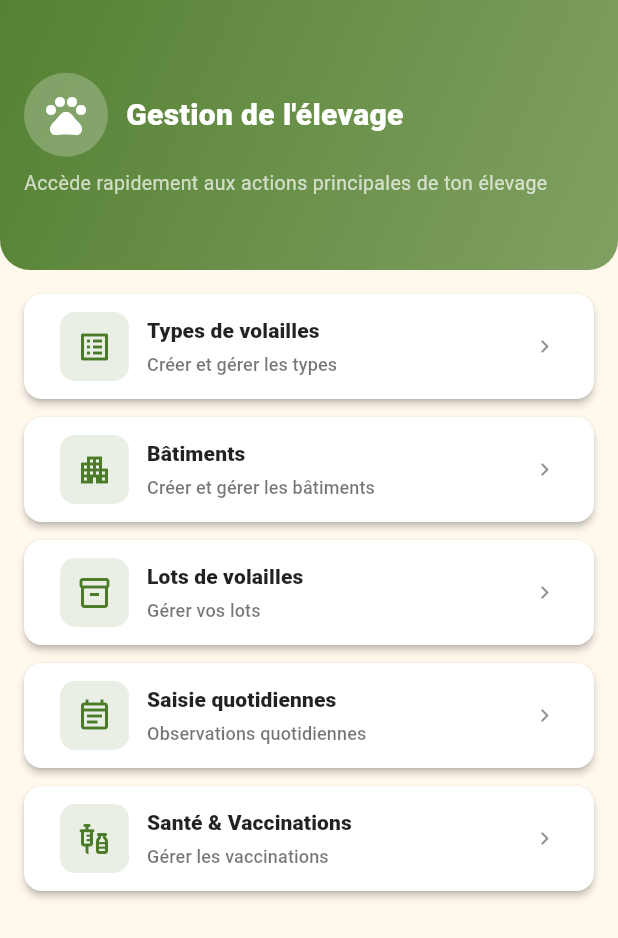
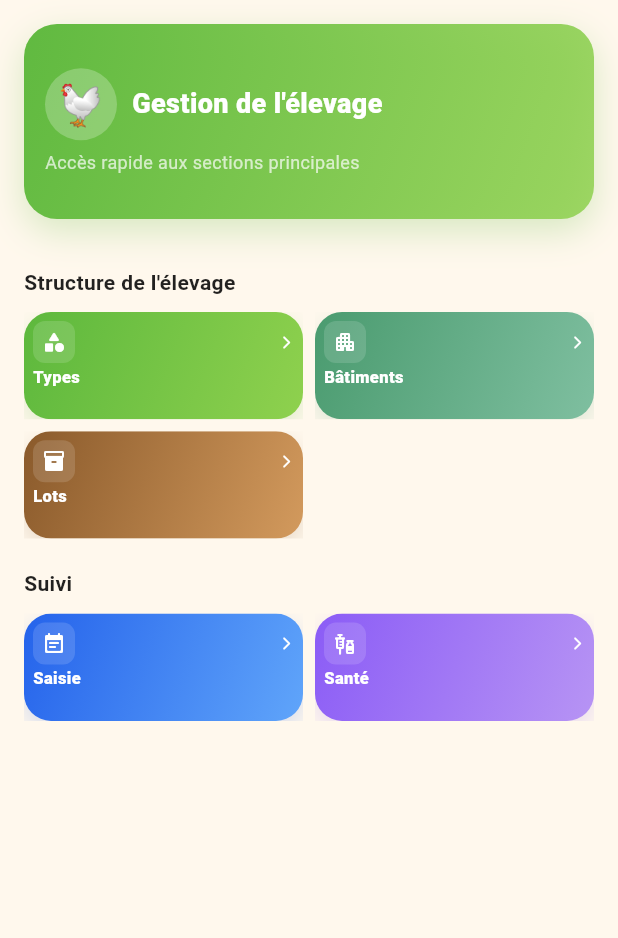
Before and after one commit to Ben-Arfa/PFE, a Flutter app: the ElevageScreen screen opened directly, on a phone screen of 412 x 824 dp. Shown: the top 938 px of the screen. Run offline on Flutter 3.47's test engine with Material 3 defaults, Android fonts, the phone set to English and light mode, and no system bars; our stand-ins replace cloud_firestore, firebase_auth, firebase_core, go_router, shared_preferences; accounts and stored records are empty.

Commit message:
fix(elevage): réduire hauteur des cartes et supprimer sous-titres

```diff
--- a/lib/features/home/presentation/screens/elevage_screen.dart
+++ b/lib/features/home/presentation/screens/elevage_screen.dart
@@ -4,7 +4,6 @@ import 'package:kiwo/features/gestions_des_batiments/presentation/screens/buildi
 import 'package:kiwo/features/gestions_des_lots_des_volailles/presentation/screens/lots_screen.dart';
 import 'package:kiwo/features/saisie_quotidienne/presentation/screens/saisie_home_screen.dart';
 import 'package:kiwo/features/suivi_des_vaccinations/presentation/screens/vaccinations_screen.dart';
-import 'package:kiwo/shared/presentation/theme/app_colors.dart';
 
 class ElevageScreen extends StatefulWidget {
   const ElevageScreen({super.key});
@@ -56,23 +55,29 @@ class _ElevageScreenState extends State<ElevageScreen> {
       child: Column(
         crossAxisAlignment: CrossAxisAlignment.stretch,
         children: [
-          Container(
-            height: 180,
+          Padding(
+            padding: const EdgeInsets.all(16),
+            child: Container(
+              height: 130,
               decoration: BoxDecoration(
                 gradient: LinearGradient(
                   colors: [
-                  AppColors.green.withValues(alpha: 0.95),
-                  AppColors.green.withValues(alpha: 0.7),
+                    const Color(0xFF5DB83D).withValues(alpha: 0.98),
+                    const Color(0xFF8FD14E).withValues(alpha: 0.85),
                   ],
                   begin: Alignment.topLeft,
                   end: Alignment.bottomRight,
                 ),
-              borderRadius: const BorderRadius.only(
-                bottomLeft: Radius.circular(20),
-                bottomRight: Radius.circular(20),
+                borderRadius: BorderRadius.circular(22),
+                boxShadow: [
+                  BoxShadow(
+                    color: const Color(0xFF5DB83D).withValues(alpha: 0.25),
+                    blurRadius: 20,
+                    offset: const Offset(0, 8),
                   ),
+                ],
               ),
-            padding: const EdgeInsets.all(16),
+              padding: const EdgeInsets.all(14),
               child: Column(
                 crossAxisAlignment: CrossAxisAlignment.start,
                 mainAxisAlignment: MainAxisAlignment.center,
@@ -80,74 +85,119 @@ class _ElevageScreenState extends State<ElevageScreen> {
                   Row(
                     children: const [
                       CircleAvatar(
-                      radius: 28,
+                        radius: 24,
                         backgroundColor: Colors.white24,
-                      child: Icon(Icons.pets, size: 32, color: Colors.white),
+                        child: Text('🐔', style: TextStyle(fontSize: 28)),
                       ),
-                    SizedBox(width: 12),
+                      SizedBox(width: 10),
                       Expanded(
                         child: Text(
                           'Gestion de l\'élevage',
                           style: TextStyle(
                             color: Colors.white,
-                          fontSize: 20,
+                            fontSize: 18,
                             fontWeight: FontWeight.w900,
                           ),
                         ),
                       ),
                     ],
                   ),
-                const SizedBox(height: 8),
+                  const SizedBox(height: 6),
                   const Text(
-                  'Accède rapidement aux actions principales de ton élevage',
-                  style: TextStyle(color: Colors.white70, fontSize: 13),
+                    'Accès rapide aux sections principales',
+                    style: TextStyle(color: Colors.white70, fontSize: 12),
                   ),
                 ],
+              ),
             ),
           ),
           const SizedBox(height: 16),
           Padding(
             padding: const EdgeInsets.symmetric(horizontal: 16),
             child: Column(
+              crossAxisAlignment: CrossAxisAlignment.start,
               children: [
-                _ActionButton(
-                  icon: Icons.list_alt_outlined,
-                  title: 'Types de volailles',
-                  subtitle: 'Créer et gérer les types',
-                  onTap: () => setState(() => _section = _ElevageSection.types),
+                const Text(
+                  'Structure de l\'élevage',
+                  style: TextStyle(
+                    fontSize: 14,
+                    fontWeight: FontWeight.w700,
+                    color: Colors.black87,
                   ),
-                const SizedBox(height: 12),
-                _ActionButton(
-                  icon: Icons.apartment_outlined,
+                ),
+                const SizedBox(height: 10),
+                GridView.count(
+                  crossAxisCount: 2,
+                  mainAxisSpacing: 8,
+                  crossAxisSpacing: 8,
+                  childAspectRatio: 2.6,
+                  shrinkWrap: true,
+                  physics: const NeverScrollableScrollPhysics(),
+                  children: [
+                    _ActionCard(
+                      icon: Icons.category_rounded,
+                      title: 'Types',
+                      subtitle: 'Créer & structurer',
+                      gradient: const [Color(0xFF5DB83D), Color(0xFF8FD14E)],
+                      onTap: () =>
+                          setState(() => _section = _ElevageSection.types),
+                    ),
+                    _ActionCard(
+                      icon: Icons.apartment_rounded,
                       title: 'Bâtiments',
-                  subtitle: 'Créer et gérer les bâtiments',
+                      subtitle: 'Organiser',
+                      gradient: const [Color(0xFF4A9B6F), Color(0xFF7FBFA0)],
                       onTap: () =>
                           setState(() => _section = _ElevageSection.buildings),
                     ),
-                const SizedBox(height: 12),
-                _ActionButton(
-                  icon: Icons.inventory_2_outlined,
-                  title: 'Lots de volailles',
-                  subtitle: 'Gérer vos lots',
-                  onTap: () => setState(() => _section = _ElevageSection.lots),
+                    _ActionCard(
+                      icon: Icons.inventory_2_rounded,
+                      title: 'Lots',
+                      subtitle: 'Gérer',
+                      gradient: const [Color(0xFF8A5A2B), Color(0xFFD39A5D)],
+                      onTap: () =>
+                          setState(() => _section = _ElevageSection.lots),
                     ),
-                const SizedBox(height: 12),
-                _ActionButton(
-                  icon: Icons.event_note_outlined,
-                  title: 'Saisie quotidiennes',
-                  subtitle: 'Observations quotidiennes',
+                  ],
+                ),
+                const SizedBox(height: 20),
+                const Text(
+                  'Suivi',
+                  style: TextStyle(
+                    fontSize: 14,
+                    fontWeight: FontWeight.w700,
+                    color: Colors.black87,
+                  ),
+                ),
+                const SizedBox(height: 10),
+                GridView.count(
+                  crossAxisCount: 2,
+                  mainAxisSpacing: 8,
+                  crossAxisSpacing: 8,
+                  childAspectRatio: 2.6,
+                  shrinkWrap: true,
+                  physics: const NeverScrollableScrollPhysics(),
+                  children: [
+                    _ActionCard(
+                      icon: Icons.event_note_rounded,
+                      title: 'Saisie',
+                      subtitle: 'Quotidienne',
+                      gradient: const [Color(0xFF2563EB), Color(0xFF60A5FA)],
                       onTap: () =>
                           setState(() => _section = _ElevageSection.saisie),
                     ),
-                const SizedBox(height: 12),
-                _ActionButton(
-                  icon: Icons.vaccines_outlined,
-                  title: 'Santé & Vaccinations',
-                  subtitle: 'Gérer les vaccinations',
-                  onTap: () =>
-                      setState(() => _section = _ElevageSection.vaccinations),
+                    _ActionCard(
+                      icon: Icons.vaccines_rounded,
+                      title: 'Santé',
+                      subtitle: 'Vaccinations',
+                      gradient: const [Color(0xFF8B5CF6), Color(0xFFB794F4)],
+                      onTap: () => setState(
+                        () => _section = _ElevageSection.vaccinations,
                       ),
-                const SizedBox(height: 24),
+                    ),
+                  ],
+                ),
+                const SizedBox(height: 16),
               ],
             ),
           ),
@@ -157,64 +207,84 @@ class _ElevageScreenState extends State<ElevageScreen> {
   }
 }
 
-class _ActionButton extends StatelessWidget {
+class _ActionCard extends StatelessWidget {
   final IconData icon;
   final String title;
   final String subtitle;
+  final List<Color> gradient;
   final VoidCallback onTap;
 
-  const _ActionButton({
+  const _ActionCard({
     required this.icon,
     required this.title,
     required this.subtitle,
+    required this.gradient,
     required this.onTap,
   });
 
   @override
   Widget build(BuildContext context) {
-    return SizedBox(
-      height: 70,
-      child: ElevatedButton(
-        style: ElevatedButton.styleFrom(
-          backgroundColor: Colors.white,
-          foregroundColor: Colors.black87,
-          elevation: 2,
-          shape: RoundedRectangleBorder(
-            borderRadius: BorderRadius.circular(12),
+    return Material(
+      color: Colors.transparent,
+      child: InkWell(
+        borderRadius: BorderRadius.circular(18),
+        onTap: onTap,
+        child: Ink(
+          decoration: BoxDecoration(
+            gradient: LinearGradient(
+              colors: gradient,
+              begin: Alignment.topLeft,
+              end: Alignment.bottomRight,
             ),
+            borderRadius: BorderRadius.circular(18),
+            boxShadow: [
+              BoxShadow(
+                color: gradient.first.withValues(alpha: 0.18),
+                blurRadius: 12,
+                offset: const Offset(0, 6),
               ),
-        onPressed: onTap,
-        child: Row(
+            ],
+          ),
+          child: Padding(
+            padding: const EdgeInsets.all(6),
+            child: Column(
+              mainAxisSize: MainAxisSize.min,
+              crossAxisAlignment: CrossAxisAlignment.start,
+              children: [
+                Row(
+                  mainAxisAlignment: MainAxisAlignment.spaceBetween,
                   children: [
                     Container(
-              width: 46,
-              height: 46,
+                      width: 28,
+                      height: 28,
                       decoration: BoxDecoration(
-                color: AppColors.green.withValues(alpha: 0.12),
-                borderRadius: BorderRadius.circular(10),
+                        color: Colors.white.withValues(alpha: 0.14),
+                        borderRadius: BorderRadius.circular(8),
                       ),
-              child: Icon(icon, color: AppColors.green, size: 24),
+                      child: Icon(icon, color: Colors.white, size: 16),
                     ),
-            const SizedBox(width: 12),
-            Expanded(
-              child: Column(
-                crossAxisAlignment: CrossAxisAlignment.start,
-                mainAxisAlignment: MainAxisAlignment.center,
-                children: [
-                  Text(
-                    title,
-                    style: const TextStyle(fontWeight: FontWeight.w800),
+                    Icon(
+                      Icons.arrow_forward_ios_rounded,
+                      color: Colors.white,
+                      size: 10,
+                    ),
+                  ],
                 ),
                 const SizedBox(height: 4),
                 Text(
-                    subtitle,
-                    style: const TextStyle(fontSize: 12, color: Colors.black54),
+                  title,
+                  maxLines: 1,
+                  overflow: TextOverflow.ellipsis,
+                  style: const TextStyle(
+                    color: Colors.white,
+                    fontSize: 11,
+                    height: 1.0,
+                    fontWeight: FontWeight.w900,
+                  ),
                 ),
               ],
             ),
           ),
-            const Icon(Icons.chevron_right_rounded, color: Colors.black45),
-          ],
         ),
       ),
     );
```
Lines whose indentation alone changed are shown as unchanged.
